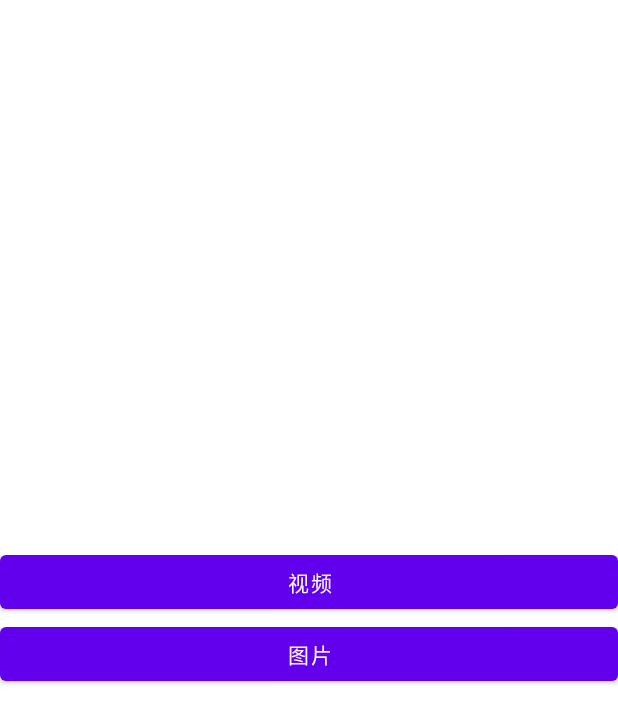
After one commit to Wzeqiu/NewJetpack, an Android app: the layout activity_home.xml on its own in the app's theme, with its tools: preview values and no code run, on a phone screen of 412 x 824 dp. The commit adds this screen. Shown: the top 723 px of the screen. Run offline under Robolectric (Android 15) with nearby library versions, the phone set to English and light mode, and no system bars.

Commit message:
feat(mediacode): 重构项目结构并添加首页功能
- 新增 HomeActivity 作为项目首页，包含视频和图片按钮
- 重构 MainActivity，更名为 VideoActivity，专注视频功能
- 更新布局文件和 AndroidManifest.xml 以适应新的项目结构
- 移除不必要的权限和活动声明
- 更新 common 模块的包名结构，提高代码组织性

```diff
--- a/common/src/main/java/com/common/ui/media/MediaConfig.kt
+++ b/common/src/main/java/com/common/media/MediaConfig.kt
@@ -1,4 +1,4 @@
-package com.common.ui.media
+package com.common.media
 
 import android.os.Parcelable
 import androidx.annotation.IntDef
--- a/common/src/main/java/com/common/ui/media/MediaInfo.kt
+++ b/common/src/main/java/com/common/media/MediaInfo.kt
@@ -1,4 +1,4 @@
-package com.common.ui.media
+package com.common.media
 
 import android.os.Parcelable
 import kotlinx.parcelize.Parcelize
--- a/common/src/main/java/com/common/ui/media/MediaManageAdapter.kt
+++ b/common/src/main/java/com/common/media/MediaManageAdapter.kt
@@ -1,4 +1,4 @@
-package com.common.ui.media
+package com.common.media
 
 import android.content.Context
 import android.view.LayoutInflater
--- a/common/src/main/java/com/common/ui/media/MediaManagerViewModel.kt
+++ b/common/src/main/java/com/common/media/MediaManagerViewModel.kt
@@ -1,4 +1,4 @@
-package com.common.ui.media
+package com.common.media
 
 import android.app.Application
 import android.provider.MediaStore
--- a/common/src/main/res/layout/activity_media_manage.xml
+++ b/common/src/main/res/layout/activity_media_manage.xml
@@ -4,7 +4,7 @@
     xmlns:tools="http://schemas.android.com/tools"
     android:layout_width="match_parent"
     android:layout_height="match_parent"
-    tools:context="com.common.ui.media.MediaManageActivity">
+    tools:context="com.common.media.MediaManageActivity">
 
     <androidx.recyclerview.widget.RecyclerView
         android:id="@+id/rvMedia"
--- /dev/null
+++ b/mediacode/src/main/res/layout/activity_home.xml
@@ -0,0 +1,24 @@
+<?xml version="1.0" encoding="utf-8"?>
+<LinearLayout xmlns:android="http://schemas.android.com/apk/res/android"
+    xmlns:app="http://schemas.android.com/apk/res-auto"
+    xmlns:tools="http://schemas.android.com/tools"
+    android:id="@+id/main"
+    android:layout_width="match_parent"
+    android:layout_height="match_parent"
+    android:orientation="vertical"
+    android:gravity="center"
+    tools:context=".HomeActivity">
+
+    <Button
+        android:id="@+id/btVideo"
+        android:layout_width="match_parent"
+        android:layout_height="wrap_content"
+        android:text="视频" />
+
+    <Button
+        android:id="@+id/btImag"
+        android:layout_width="match_parent"
+        android:layout_height="wrap_content"
+        android:text="图片" />
+
+</LinearLayout>
--- a/mediacode/src/main/res/layout/activity_main.xml
+++ b/mediacode/src/main/res/layout/activity_main.xml
@@ -6,7 +6,7 @@
     android:layout_width="match_parent"
     android:layout_height="match_parent"
     android:orientation="vertical"
-    tools:context=".MainActivity">
+    tools:context=".VideoActivity">
 
     <SurfaceView
         android:id="@+id/surface"
```
Also changed, not shown: common/src/main/AndroidManifest.xml (+2 -7 lines), common/src/main/java/com/common/media/MediaManageActivity.kt (renamed from common/src/main/java/com/common/ui/media/MediaManageActivity.kt, +3 -4 lines), mediacode/src/main/AndroidManifest.xml (+5 -2 lines), mediacode/src/main/java/com/wzeqiu/mediacode/HomeActivity.kt (added, +31 -0 lines), mediacode/src/main/java/com/wzeqiu/mediacode/VideoActivity.kt (renamed from mediacode/src/main/java/com/wzeqiu/mediacode/MainActivity.kt, +6 -6 lines).
